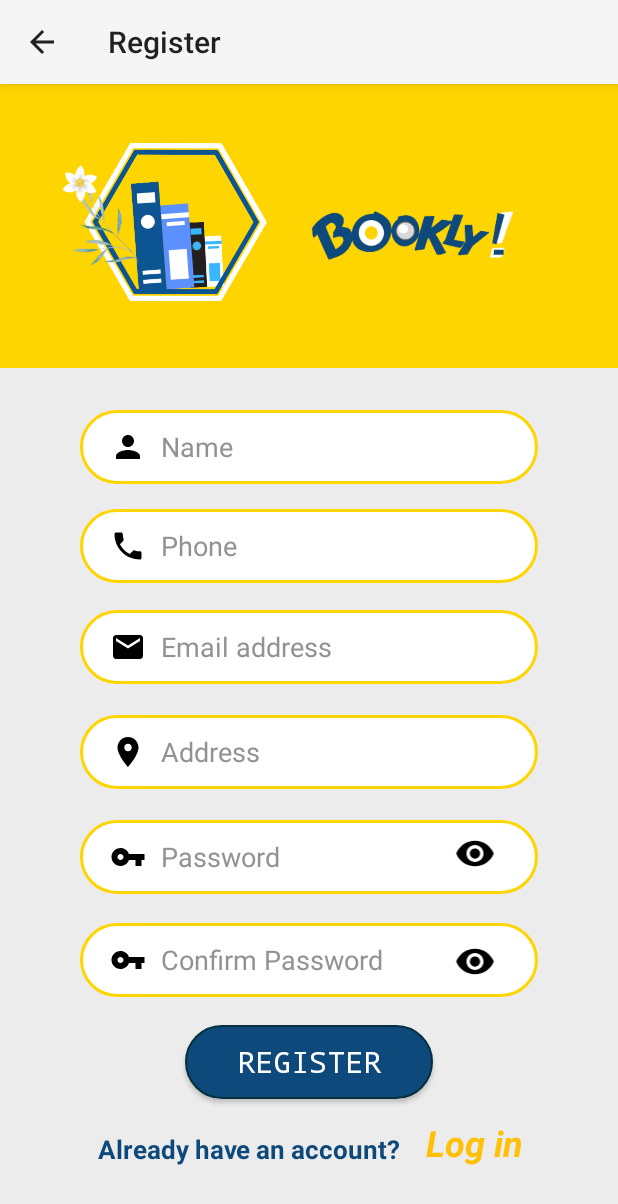
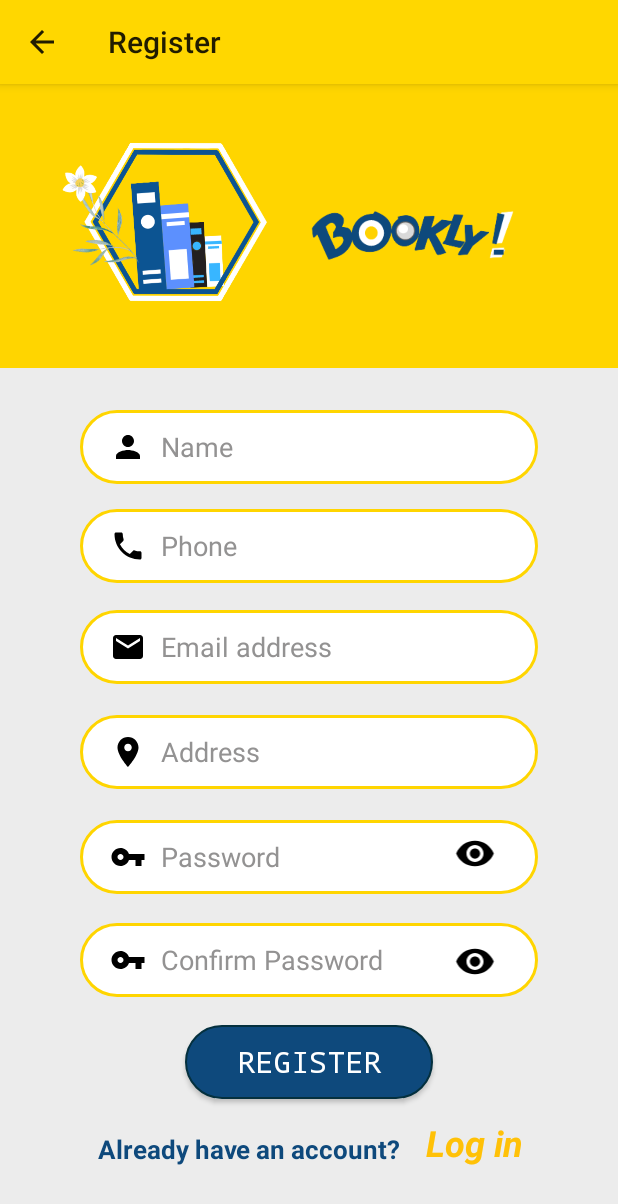
Before and after one commit to EhsanUddoula/Bookly, an Android app: the loginActivity screen opened directly, with no data from a screen before it, after a tap on "Register", on a phone screen of 412 x 824 dp. Shown: the top 1204 px of the screen. Run offline under Robolectric (Android 15) with nearby library versions, the phone set to English and light mode, and no system bars.

```diff
--- a/app/src/main/java/com/example/bookly/loginActivity.java
+++ b/app/src/main/java/com/example/bookly/loginActivity.java
@@ -3,6 +3,8 @@ package com.example.bookly;
 import androidx.appcompat.app.AppCompatActivity;
 
 import android.content.Intent;
+import android.graphics.Color;
+import android.graphics.drawable.ColorDrawable;
 import android.os.Bundle;
 import android.text.method.HideReturnsTransformationMethod;
 import android.text.method.PasswordTransformationMethod;
@@ -21,6 +23,9 @@ public class loginActivity extends AppCompatActivity {
 
         getSupportActionBar().setTitle("Log In");
         getSupportActionBar().setDisplayHomeAsUpEnabled(true);
+
+        ColorDrawable color =new ColorDrawable(Color.parseColor("#FFD700"));
+        getSupportActionBar().setBackgroundDrawable(color);
 
         goToRegister=findViewById(R.id.goToRegister);
         passVisibility=findViewById(R.id.eyeIcon);
--- a/app/src/main/java/com/example/bookly/registerActivity.java
+++ b/app/src/main/java/com/example/bookly/registerActivity.java
@@ -4,6 +4,8 @@ import androidx.appcompat.app.AppCompatActivity;
 
 import android.annotation.SuppressLint;
 import android.content.Intent;
+import android.graphics.Color;
+import android.graphics.drawable.ColorDrawable;
 import android.os.Bundle;
 import android.text.method.HideReturnsTransformationMethod;
 import android.text.method.PasswordTransformationMethod;
@@ -25,6 +27,9 @@ public class registerActivity extends AppCompatActivity {
 
         getSupportActionBar().setTitle("Register");
         getSupportActionBar().setDisplayHomeAsUpEnabled(true);
+
+        ColorDrawable color =new ColorDrawable(Color.parseColor("#FFD700"));
+        getSupportActionBar().setBackgroundDrawable(color);
 
         loginText=findViewById(R.id.goToLogin);
         passVisibility1=findViewById(R.id.passwordBox);
--- a/app/src/main/java/com/example/bookly/resetPass.java
+++ b/app/src/main/java/com/example/bookly/resetPass.java
@@ -18,6 +18,9 @@ public class resetPass extends AppCompatActivity implements View.OnClickListener
         getSupportActionBar().setTitle("Reset Password");
         getSupportActionBar().setDisplayHomeAsUpEnabled(true);
 
+        getSupportActionBar().setTitle("Setting");
+        getSupportActionBar().setDisplayHomeAsUpEnabled(true);
+
         resetButton=findViewById(R.id.resetButton);
         resetButton.setOnClickListener(this);
     }
--- a/app/src/main/java/com/example/bookly/setting.java
+++ b/app/src/main/java/com/example/bookly/setting.java
@@ -2,6 +2,8 @@ package com.example.bookly;
 
 import androidx.appcompat.app.AppCompatActivity;
 
+import android.graphics.Color;
+import android.graphics.drawable.ColorDrawable;
 import android.os.Bundle;
 
 public class setting extends AppCompatActivity {
@@ -13,5 +15,8 @@ public class setting extends AppCompatActivity {
 
         getSupportActionBar().setTitle("Setting");
         getSupportActionBar().setDisplayHomeAsUpEnabled(true);
+
+        ColorDrawable color =new ColorDrawable(Color.parseColor("#FFD700"));
+        getSupportActionBar().setBackgroundDrawable(color);
     }
 }
```
